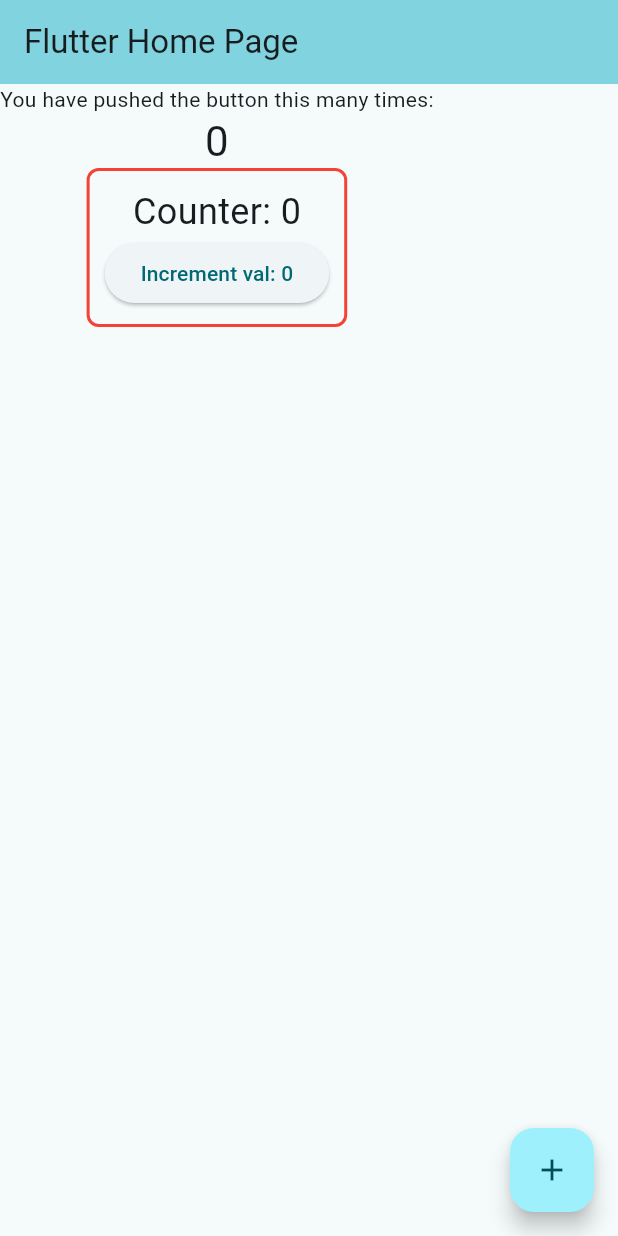
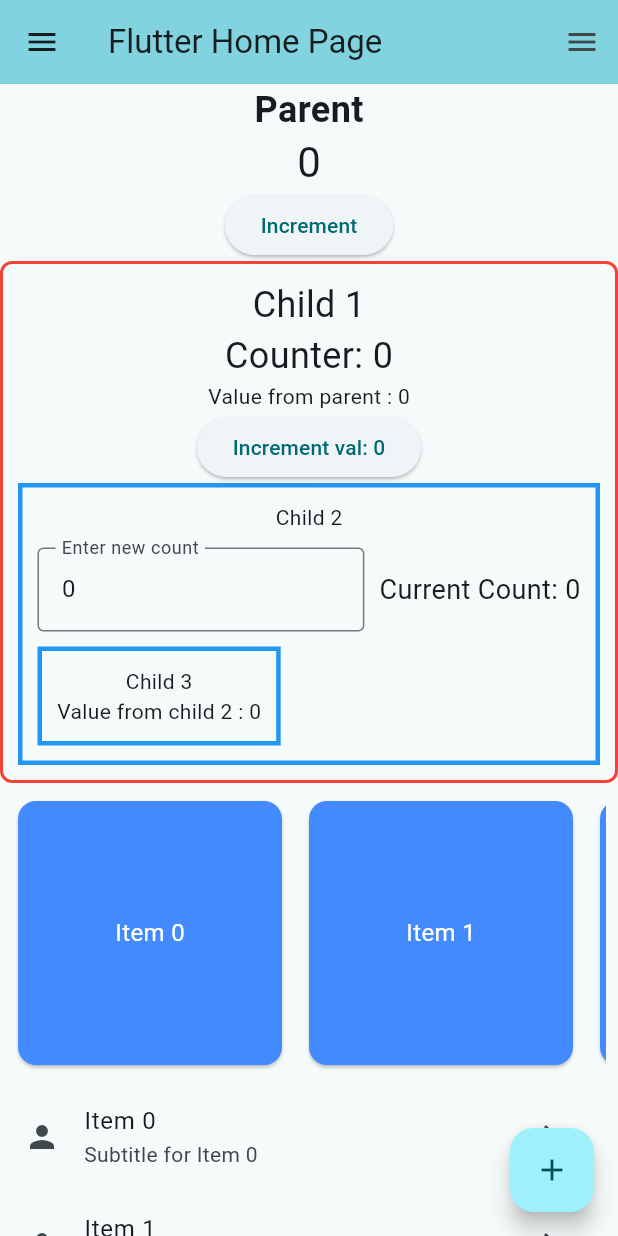
Before and after one commit to ST-SURYA/flutter_learning, a Flutter app: the screen it shows after launch, on a phone screen of 412 x 824 dp. Run offline on Flutter 3.47's test engine with Material 3 defaults, Android fonts, the phone set to English and light mode, and no system bars.

Commit message:
widget & Layout

```diff
--- a/lib/main.dart
+++ b/lib/main.dart
@@ -1,5 +1,6 @@
 import 'package:flutter/material.dart';
 import 'package:flutter_application_1/sample.dart';
+import 'package:flutter_application_1/widget/layout/listview.dart';
 
 void main() {
   runApp(const MyApp());
@@ -8,7 +9,6 @@ void main() {
 class MyApp extends StatelessWidget {
   const MyApp({super.key});
 
-  // This widget is the root of your application.
   @override
   Widget build(BuildContext context) {
     return MaterialApp(
@@ -42,29 +42,91 @@ class _MyHomePageState extends State<MyHomePage> {
 
   @override
   Widget build(BuildContext context) {
-    // This method is rerun every time setState is called, for instance as done
-    // by the _incrementCounter method above.
-    //
-    // The Flutter framework has been optimized to make rerunning build methods
-    // fast, so that you can just rebuild anything that needs updating rather
-    // than having to individually change instances of widgets.
     return Scaffold(
       appBar: AppBar(
         backgroundColor: Theme.of(context).colorScheme.inversePrimary,
         title: Text(widget.title),
       ),
-      body: Container(
+      endDrawer: Drawer(
+        child: ListViewExample(),
+      ),
+      drawer: Drawer(
+        child: ListViewExample(),
+      ),
+      body: SingleChildScrollView(
+        // Wrap body in SingleChildScrollView to allow scrolling
         child: Column(
-          // mainAxisAlignment: MainAxisAlignment.center,
           children: <Widget>[
             const Text(
-              'You have pushed the button this many times:',
+              'Parent',
+              style: TextStyle(fontSize: 24, fontWeight: FontWeight.bold),
             ),
             Text(
               '$_counter',
               style: Theme.of(context).textTheme.headlineMedium,
             ),
-            SampleButton(inc: _incrementCounter),
+            ElevatedButton(
+              onPressed: _incrementCounter,
+              child: const Text('Increment'),
+            ),
+            Child1(inc: _incrementCounter, parentValue: _counter),
+            const SizedBox(width: 20),
+            Container(
+              padding: const EdgeInsets.all(8.0),
+              height: 200, // Optional: set the height for the horizontal grid
+              child: GridView.builder(
+                scrollDirection:
+                    Axis.horizontal, // Horizontal scrolling enabled
+                gridDelegate: SliverGridDelegateWithFixedCrossAxisCount(
+                  crossAxisCount: 1, // 1 row
+                  crossAxisSpacing: 10,
+                  mainAxisSpacing: 10,
+                ),
+                itemCount: 20,
+                itemBuilder: (context, index) {
+                  return Card(
+                    color: Colors.blueAccent,
+                    child: Center(
+                      child: Text(
+                        'Item $index',
+                        style: TextStyle(
+                          color: Colors.white,
+                          fontSize: 16,
+                        ),
+                      ),
+                    ),
+                  );
+                },
+              ),
+            ),
+            const SizedBox(width: 30),
+            // Repeat the content to demonstrate scrolling
+            for (int i = 0; i < 20; i++)
+              ListTile(
+                leading: Icon(Icons.person), // display in starting
+                trailing: IconButton(
+                  icon:
+                      const Icon(Icons.arrow_forward), // Icon on the right side
+                  onPressed: () {
+                    // Perform the action when the icon is tapped
+                    print('Icon for Item $i tapped');
+                  },
+                ), // display in end
+                title: Text('Item $i'),
+                subtitle: Text('Subtitle for Item $i'),
+                onTap: () {
+                  print('Item $i tapped');
+                },
+              ),
+            // Text(
+            //   'Repeated content $i',
+            //   style: TextStyle(fontSize: 18),
+            // ),
+            // const SizedBox(height: 20), // Optional space before ListView
+            // Container(
+            //   height: 300, // Fixed height for ListView
+            //   child: ListViewExample(),
+            // ),
           ],
         ),
       ),
@@ -72,7 +134,7 @@ class _MyHomePageState extends State<MyHomePage> {
         onPressed: _incrementCounter,
         tooltip: 'Increment',
         child: const Icon(Icons.add),
-      ), // This trailing comma makes auto-formatting nicer for build methods.
+      ),
     );
   }
 }
--- a/lib/sample.dart
+++ b/lib/sample.dart
@@ -1,22 +1,25 @@
 import 'package:flutter/material.dart';
+import 'package:flutter_application_1/widget/child3.dart';
+import 'package:flutter_application_1/widget/ihWidget.dart';
 
-class SampleButton extends StatefulWidget {
+class Child1 extends StatefulWidget {
   final VoidCallback inc;
-  const SampleButton({super.key, required this.inc});
+  final int parentValue;
+  const Child1({super.key, required this.inc, required this.parentValue});
 
   @override
   _SampleButtonState createState() => _SampleButtonState();
 }
 
-class _SampleButtonState extends State<SampleButton> {
+class _SampleButtonState extends State<Child1> {
   int _count = 0;
 
   // Increment the internal counter and call the parent's function
   void _incrementCounter() {
-    // setState(() {
-    //   _count++;
-    // });
-    widget.inc(); // Call the function passed from the parent
+    setState(() {
+      _count++;
+    });
+    // widget.inc(); // Call the function passed from the parent
   }
 
   @override
@@ -31,14 +34,24 @@ class _SampleButtonState extends State<SampleButton> {
         mainAxisAlignment: MainAxisAlignment.center,
         children: [
           Text(
+            "Child 1",
+            style: const TextStyle(
+              fontSize: 24,
+            ),
+          ),
+          Text(
             'Counter: $_count',
             style: const TextStyle(
               fontSize: 24,
             ),
           ),
+          Text('Value from parent : ' + widget.parentValue.toString()),
           ElevatedButton(
             onPressed: _incrementCounter,
             child: Text('Increment val: $_count'),
+          ),
+          Child2(
+            child: Child3(),
           ),
         ],
       ),
--- /dev/null
+++ b/lib/widget/child3.dart
@@ -0,0 +1,23 @@
+import 'package:flutter/material.dart';
+import 'package:flutter_application_1/widget/ihWidget.dart';
+
+class Child3 extends StatelessWidget {
+  @override
+  Widget build(BuildContext context) {
+    final int valueFromInheritedWidget = Ihwidget.of(context);
+
+    return (Container(
+        decoration:
+            BoxDecoration(border: Border.all(color: Colors.blue, width: 3)),
+        padding: const EdgeInsets.all(10),
+        child: Container(
+          child: Column(
+            children: [
+              Text("Child 3"),
+              Text("Value from child 2 : " +
+                  valueFromInheritedWidget.toString()),
+            ],
+          ),
+        )));
+  }
+}
--- /dev/null
+++ b/lib/widget/ihWidget.dart
@@ -0,0 +1,96 @@
+import 'package:flutter/material.dart';
+
+class Child2 extends StatefulWidget {
+  final int count;
+  final Widget child;
+
+  const Child2({
+    super.key,
+    required this.child,
+    this.count = 0,
+  });
+
+  @override
+  _Child2State createState() => _Child2State();
+}
+
+class _Child2State extends State<Child2> {
+  int count = 0;
+  final TextEditingController _controller = TextEditingController();
+
+  @override
+  void initState() {
+    super.initState();
+    count = widget.count;
+    _controller.text = count.toString();
+  }
+
+  void _updateCount(String value) {
+    setState(() {
+      count = int.tryParse(value) ?? 0;
+    });
+  }
+
+  @override
+  Widget build(BuildContext context) {
+    return Ihwidget(
+      child: Container(
+        decoration:
+            BoxDecoration(border: Border.all(color: Colors.blue, width: 3)),
+        padding: const EdgeInsets.all(10),
+        child: Column(
+          children: [
+            Text("Child 2"),
+            const SizedBox(height: 10),
+            Row(
+              children: [
+                Expanded(
+                  child: TextField(
+                    controller: _controller,
+                    keyboardType: TextInputType.number,
+                    decoration: const InputDecoration(
+                      border: OutlineInputBorder(),
+                      labelText: 'Enter new count',
+                    ),
+                    onChanged: _updateCount,
+                  ),
+                ),
+                const SizedBox(width: 10),
+                Text(
+                  'Current Count: $count',
+                  style: const TextStyle(fontSize: 18),
+                ),
+              ],
+            ),
+            const SizedBox(height: 10),
+            Row(
+              children: [widget.child],
+            ),
+          ],
+        ),
+      ),
+      count: count,
+    );
+  }
+}
+
+class Ihwidget extends InheritedWidget {
+  final int count;
+
+  const Ihwidget({
+    super.key,
+    required Widget child,
+    required this.count,
+  }) : super(child: child);
+
+  static int of(BuildContext context) {
+    final Ihwidget? widget =
+        context.dependOnInheritedWidgetOfExactType<Ihwidget>();
+    return widget?.count ?? 0;
+  }
+
+  @override
+  bool updateShouldNotify(Ihwidget oldWidget) {
+    return count != oldWidget.count;
+  }
+}
--- /dev/null
+++ b/lib/widget/layout/listview.dart
@@ -0,0 +1,22 @@
+import 'package:flutter/material.dart';
+
+class ListViewExample extends StatelessWidget {
+  @override
+  Widget build(BuildContext context) {
+    return Container(
+      height: 300, // Give the ListView a fixed height
+      child: ListView(
+        children: List.generate(20, (index) {
+          return ListTile(
+            leading: Icon(Icons.person),
+            title: Text('Item $index'),
+            subtitle: Text('Subtitle for Item $index'),
+            onTap: () {
+              print('Item $index tapped');
+            },
+          );
+        }),
+      ),
+    );
+  }
+}
```
